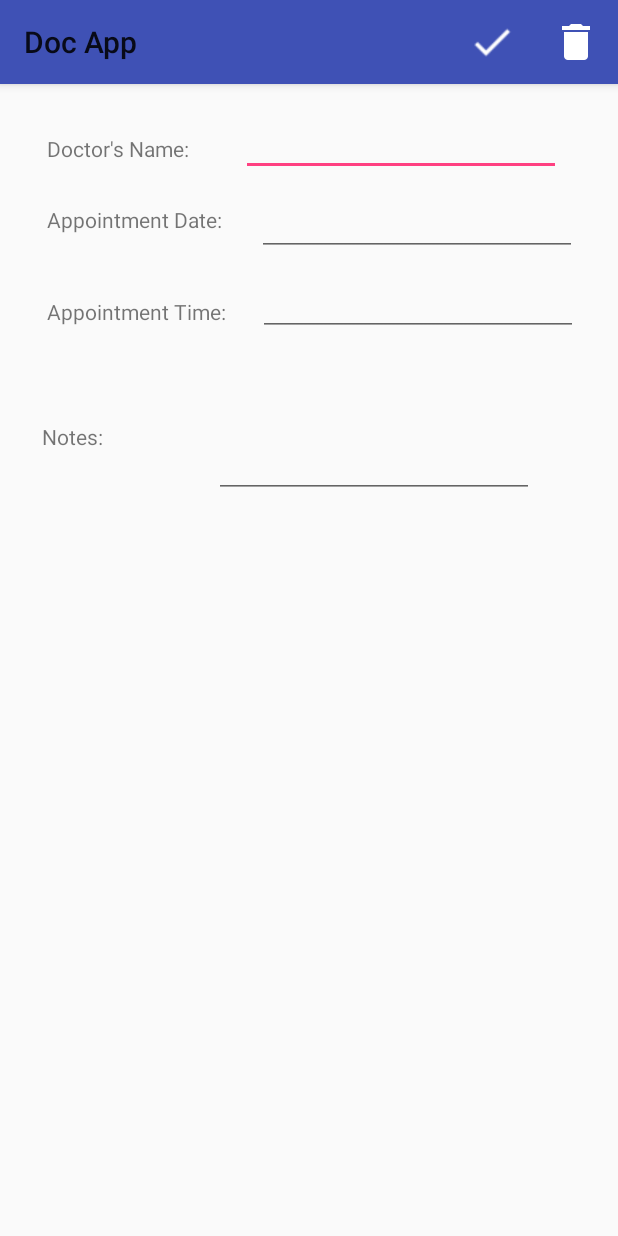
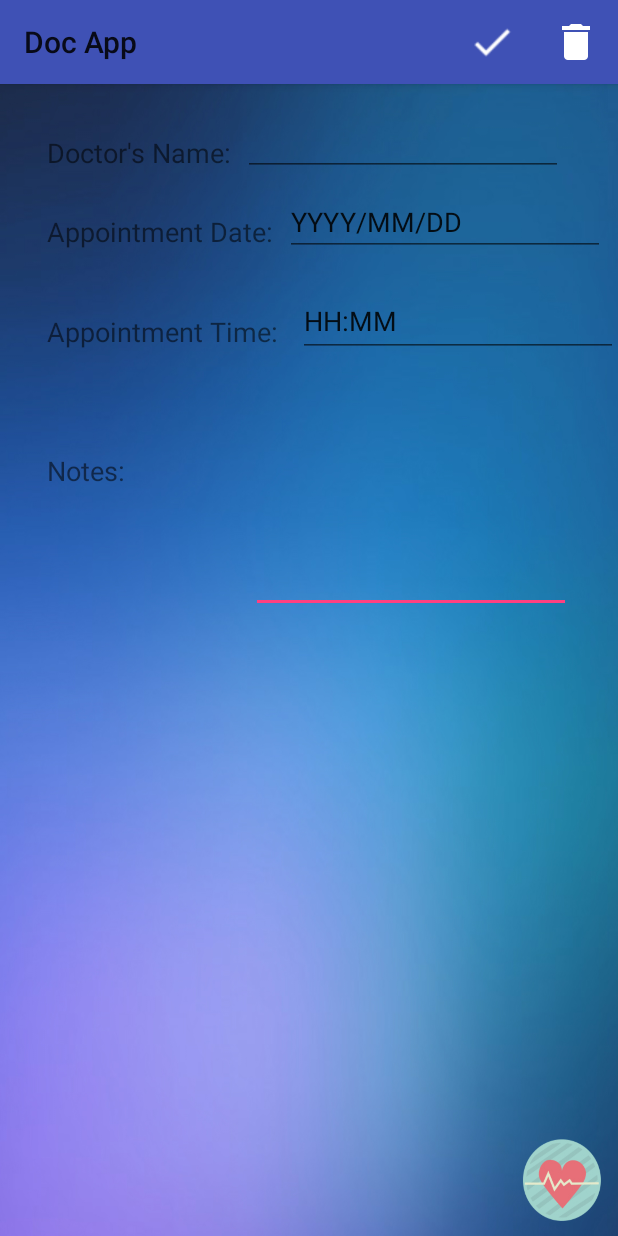
Before and after one commit to robertk217/sofe4640-final-project, an Android app: the EditAppointmentActivity screen opened directly, with no data from a screen before it, on a phone screen of 412 x 824 dp. Run offline under Robolectric (Android 15) with nearby library versions, the phone set to English and light mode, and no system bars; 1 statement that could not run was skipped.

Commit message:
UI re-work

```diff
--- a/app/src/main/java/com/example/a100536625/finalproject/EditAppointmentActivity.java
+++ b/app/src/main/java/com/example/a100536625/finalproject/EditAppointmentActivity.java
@@ -83,11 +83,11 @@ public class EditAppointmentActivity extends AppCompatActivity {
             appointmentHelper.updateAppointment(appointment);
         }
     }
-    public void updateCalendar(int year, int month, int day, int hours, int mins, String name, String notes) {  //integrate appointment data with Google Calendar
+    public void updateCalendar(int year, int month, int day, int hours, int mins, String name, String notes) {  //integrate appointment data with (Google) Calendar
         Calendar startTime = Calendar.getInstance();
         startTime.set(year, month, day, hours, mins);
 
-        Intent intent = new Intent(Intent.ACTION_INSERT)
+        Intent intent = new Intent(Intent.ACTION_INSERT)  //adapted from https://developer.android.com/guide/topics/providers/calendar-provider.html
                 .setData(CalendarContract.Events.CONTENT_URI)
                 .putExtra(CalendarContract.EXTRA_EVENT_BEGIN_TIME, startTime.getTimeInMillis())
                 .putExtra(CalendarContract.Events.TITLE, name)
--- a/app/src/main/res/layout/activity_appointment_details.xml
+++ b/app/src/main/res/layout/activity_appointment_details.xml
@@ -4,7 +4,8 @@
     xmlns:tools="http://schemas.android.com/tools"
     android:layout_width="match_parent"
     android:layout_height="match_parent"
-    android:orientation="vertical">
+    android:orientation="vertical"
+    android:background="@drawable/background">
 
 
     <TextView
@@ -14,6 +15,7 @@
         android:layout_marginLeft="31dp"
         android:layout_marginTop="33dp"
         android:text="@string/doc_name"
+        android:textSize="18sp"
         app:layout_constraintLeft_toLeftOf="parent"
         app:layout_constraintTop_toTopOf="parent" />
 
@@ -24,6 +26,7 @@
         android:layout_marginLeft="31dp"
         android:layout_marginTop="28dp"
         android:text="@string/appt_date"
+        android:textSize="18sp"
         app:layout_constraintLeft_toLeftOf="parent"
         app:layout_constraintTop_toBottomOf="@+id/lblName" />
 
@@ -34,6 +37,7 @@
         android:layout_marginLeft="31dp"
         android:layout_marginTop="42dp"
         android:text="@string/appt_time"
+        android:textSize="18sp"
         app:layout_constraintLeft_toLeftOf="parent"
         app:layout_constraintTop_toBottomOf="@+id/lblDate" />
 
@@ -42,67 +46,61 @@
         android:layout_width="wrap_content"
         android:layout_height="wrap_content"
         android:layout_marginBottom="8dp"
-        android:layout_marginLeft="28dp"
+        android:layout_marginLeft="31dp"
         android:layout_marginTop="64dp"
         android:text="@string/notes"
+        android:textSize="18sp"
         app:layout_constraintBottom_toBottomOf="parent"
-        app:layout_constraintLeft_toLeftOf="parent"
+        app:layout_constraintStart_toStartOf="parent"
         app:layout_constraintTop_toBottomOf="@+id/textView3"
-        app:layout_constraintVertical_bias="0.0" />
+        app:layout_constraintVertical_bias="0.008" />
+
+    <EditText
+        android:id="@+id/txtNotes"
+        android:layout_width="wrap_content"
+        android:layout_height="wrap_content"
+        android:layout_marginBottom="240dp"
+        android:layout_marginStart="84dp"
+        android:layout_marginTop="8dp"
+        android:ems="10"
+        android:inputType="textMultiLine"
+        app:layout_constraintBottom_toBottomOf="parent"
+        app:layout_constraintStart_toEndOf="@+id/lblNotes"
+        app:layout_constraintTop_toBottomOf="@+id/txtTime"
+        app:layout_constraintVertical_bias="0.4" />
 
     <EditText
         android:id="@+id/txtName"
         android:layout_width="wrap_content"
         android:layout_height="wrap_content"
-        android:layout_marginBottom="8dp"
-        android:layout_marginLeft="34dp"
+        android:layout_marginStart="8dp"
         android:layout_marginTop="16dp"
         android:ems="10"
-        android:inputType="text"
-        app:layout_constraintBottom_toBottomOf="parent"
-        app:layout_constraintLeft_toRightOf="@+id/lblName"
-        app:layout_constraintTop_toTopOf="parent"
-        app:layout_constraintVertical_bias="0.0" />
+        android:inputType="textPersonName"
+        app:layout_constraintStart_toEndOf="@+id/lblName"
+        app:layout_constraintTop_toTopOf="parent" />
 
     <EditText
         android:id="@+id/txtDate"
         android:layout_width="wrap_content"
         android:layout_height="wrap_content"
-        android:layout_marginBottom="401dp"
-        android:layout_marginLeft="23dp"
+        android:layout_marginStart="8dp"
         android:layout_marginTop="8dp"
         android:ems="10"
         android:inputType="textPersonName"
-        app:layout_constraintBottom_toBottomOf="parent"
-        app:layout_constraintLeft_toRightOf="@+id/lblDate"
-        app:layout_constraintTop_toBottomOf="@+id/txtName"
-        app:layout_constraintVertical_bias="0.0" />
+        android:text="YYYY/MM/DD"
+        app:layout_constraintStart_toEndOf="@+id/lblDate"
+        app:layout_constraintTop_toBottomOf="@+id/txtName" />
 
     <EditText
         android:id="@+id/txtTime"
         android:layout_width="wrap_content"
-        android:layout_height="wrap_content"
-        android:layout_marginBottom="343dp"
-        android:layout_marginLeft="21dp"
-        android:layout_marginTop="8dp"
+        android:layout_height="47dp"
+        android:layout_marginTop="20dp"
         android:ems="10"
         android:inputType="textPersonName"
-        app:layout_constraintBottom_toBottomOf="parent"
-        app:layout_constraintLeft_toRightOf="@+id/textView3"
-        app:layout_constraintTop_toBottomOf="@+id/txtDate"
-        app:layout_constraintVertical_bias="0.0" />
+        android:text="HH:MM"
+        app:layout_constraintEnd_toEndOf="parent"
+        app:layout_constraintTop_toBottomOf="@+id/txtDate" />
 
-    <EditText
-        android:id="@+id/txtNotes"
-        android:layout_width="wrap_content"
-        android:layout_height="wrap_content"
-        android:layout_marginBottom="264dp"
-        android:layout_marginLeft="74dp"
-        android:layout_marginTop="8dp"
-        android:ems="10"
-        android:inputType="textPersonName"
-        app:layout_constraintBottom_toBottomOf="parent"
-        app:layout_constraintLeft_toRightOf="@+id/lblNotes"
-        app:layout_constraintTop_toBottomOf="@+id/txtTime"
-        app:layout_constraintVertical_bias="0.193" />
 </android.support.constraint.ConstraintLayout>
--- a/app/src/main/res/layout/activity_my_appointments.xml
+++ b/app/src/main/res/layout/activity_my_appointments.xml
@@ -4,7 +4,7 @@
     xmlns:tools="http://schemas.android.com/tools"
     android:layout_width="match_parent"
     android:layout_height="match_parent"
-    android:background="@drawable/notestransp"
+    android:background="@drawable/background"
 
     tools:context="com.example.a100536625.finalproject.MyAppointments">
 
--- a/app/src/main/res/layout/activity_single_item_view.xml
+++ b/app/src/main/res/layout/activity_single_item_view.xml
@@ -2,7 +2,8 @@
 <RelativeLayout xmlns:android="http://schemas.android.com/apk/res/android"
     xmlns:tools="http://schemas.android.com/tools"
     android:layout_width="fill_parent"
-    android:layout_height="fill_parent" >
+    android:layout_height="fill_parent"
+    android:background="@drawable/background2">
 
     <TextView
         android:id="@+id/first_name_label"
--- a/app/src/main/res/layout/listview_main.xml
+++ b/app/src/main/res/layout/listview_main.xml
@@ -2,7 +2,7 @@
 <RelativeLayout xmlns:android="http://schemas.android.com/apk/res/android"
     android:layout_width="fill_parent"
     android:layout_height="fill_parent"
-    >
+    android:background="@drawable/background">
 
 
     <EditText
```
Also changed, not shown: app/src/main/res/layout/activity_main.xml (+9 -9 lines), app/src/main/res/drawable/background.jpg (added), app/src/main/res/drawable/background2.jpg (added), app/src/main/res/drawable/doctor.png (deleted), app/src/main/res/drawable/main.jpg (added), app/src/main/res/drawable/st2.png (deleted), app/src/main/res/drawable/steth2.png (deleted), app/src/main/res/drawable/stethoscope.png (deleted), app/src/main/res/drawable/symboltransp.png (deleted).
